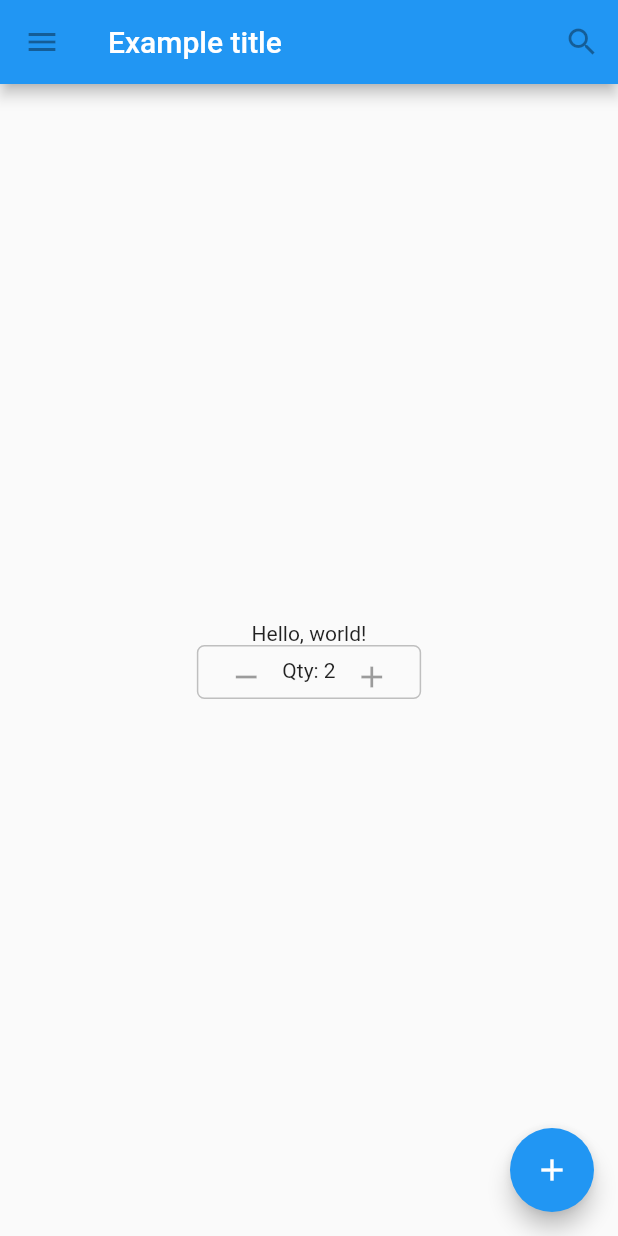
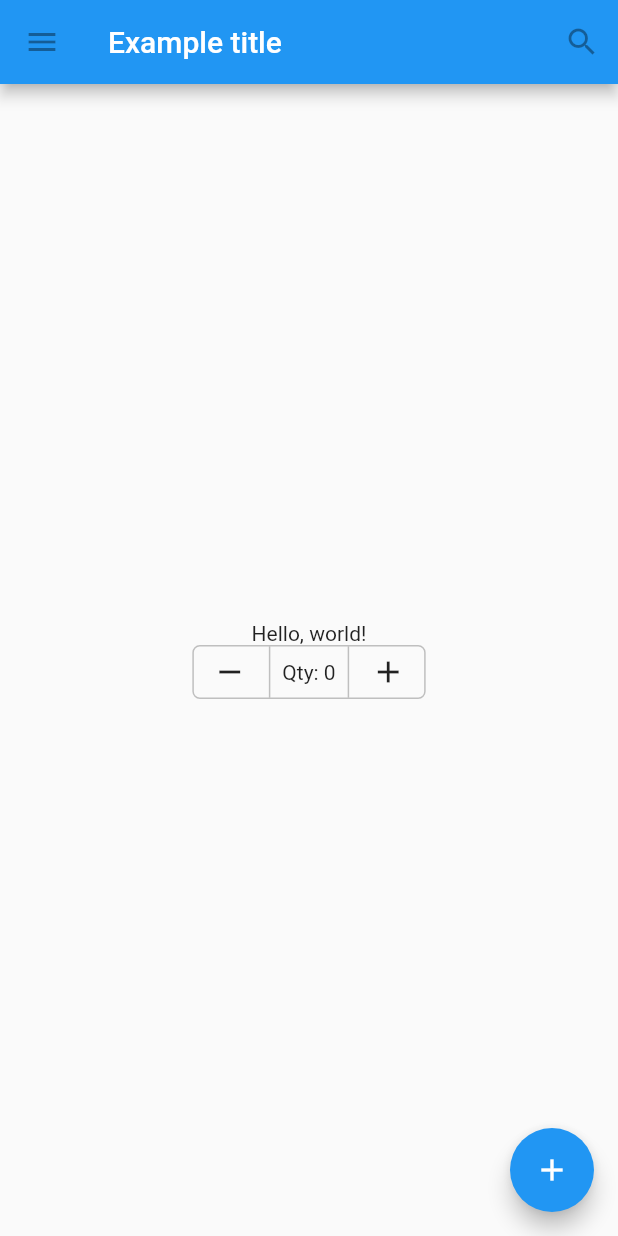
Before and after one commit to clemoseitano/flutter_tutorial, a Flutter app: the screen it shows after launch, on a phone screen of 412 x 824 dp. Run offline on Flutter 3.47's test engine with Material 2 defaults, Android fonts, the phone set to English and light mode, and no system bars.

Commit message:
Created views.dart to be the file for all subsequent views,added border to quantity text view, made AddToCartButton a stateful widget, enabled changing value in quantity text view

```diff
--- a/lib/main.dart
+++ b/lib/main.dart
@@ -1,4 +1,5 @@
 import 'package:flutter/material.dart';
+import 'views.dart';
 
 void main() {
   runApp(MaterialApp(
@@ -8,20 +9,26 @@ void main() {
   ));
 }
 
+class AddToCartButton extends StatefulWidget {
+  @override
+  State<StatefulWidget> createState() => AddToCartButtonState();
+}
 
-class AddToCartButton extends StatelessWidget {
+class AddToCartButtonState extends State<AddToCartButton> {
+  int _counter = 0;
+
   @override
   Widget build(BuildContext context) {
     return Container(
       height: 36.0,
-      padding: const EdgeInsets.all(8.0),
+      //padding: const EdgeInsets.all(8.0),
       margin: const EdgeInsets.symmetric(horizontal: 8.0),
       decoration: BoxDecoration(
-        borderRadius: BorderRadius.circular(5.0),
-        //color: Color.fromARGB(100, 100, 100, 100),
-        border: Border.all(color: Color.fromARGB(100, 100, 100, 100))
-        //color: Colors.lightGreen[500],
-      ),
+          borderRadius: BorderRadius.circular(5.0),
+          //color: Color.fromARGB(100, 100, 100, 100),
+          border: Border.all(color: Color.fromARGB(100, 100, 100, 100))
+          //color: Colors.lightGreen[500],
+          ),
       child: Row(
         mainAxisSize: MainAxisSize.min,
         crossAxisAlignment: CrossAxisAlignment.stretch,
@@ -30,13 +37,24 @@ class AddToCartButton extends StatelessWidget {
           IconButton(
             padding: const EdgeInsets.all(0.0),
             icon: Icon(Icons.remove),
-            onPressed: null,
+            onPressed: () => setState(() {
+              if (_counter > 0) _counter--;
+            }),
           ),
-          Text('Qty: 2'),
+          Container(
+            padding: const EdgeInsets.symmetric(horizontal: 8.0),
+            height: 36.0,
+            alignment: Alignment.center,
+            margin: const EdgeInsets.symmetric(horizontal: 2.0),
+            decoration: embeddedTextBorder(),
+            child: Text('Qty: $_counter'),
+          ),
           IconButton(
             padding: const EdgeInsets.all(0.0),
             icon: Icon(Icons.add),
-            onPressed: null,
+            onPressed: () => setState(() {
+              _counter++;
+            }),
           )
         ],
       ),
--- /dev/null
+++ b/lib/views.dart
@@ -0,0 +1,13 @@
+import 'package:flutter/material.dart';
+
+/// A method to return our custom style for text boxes
+BoxDecoration embeddedTextBorder() {
+  return BoxDecoration(
+      border: Border(
+          top: BorderSide.none,
+          right: BorderSide(
+              color: Color.fromARGB(100, 100, 100, 100), width: 1.0),
+          bottom: BorderSide.none,
+          left: BorderSide(
+              color: Color.fromARGB(100, 100, 100, 100), width: 1.0)));
+}
```
